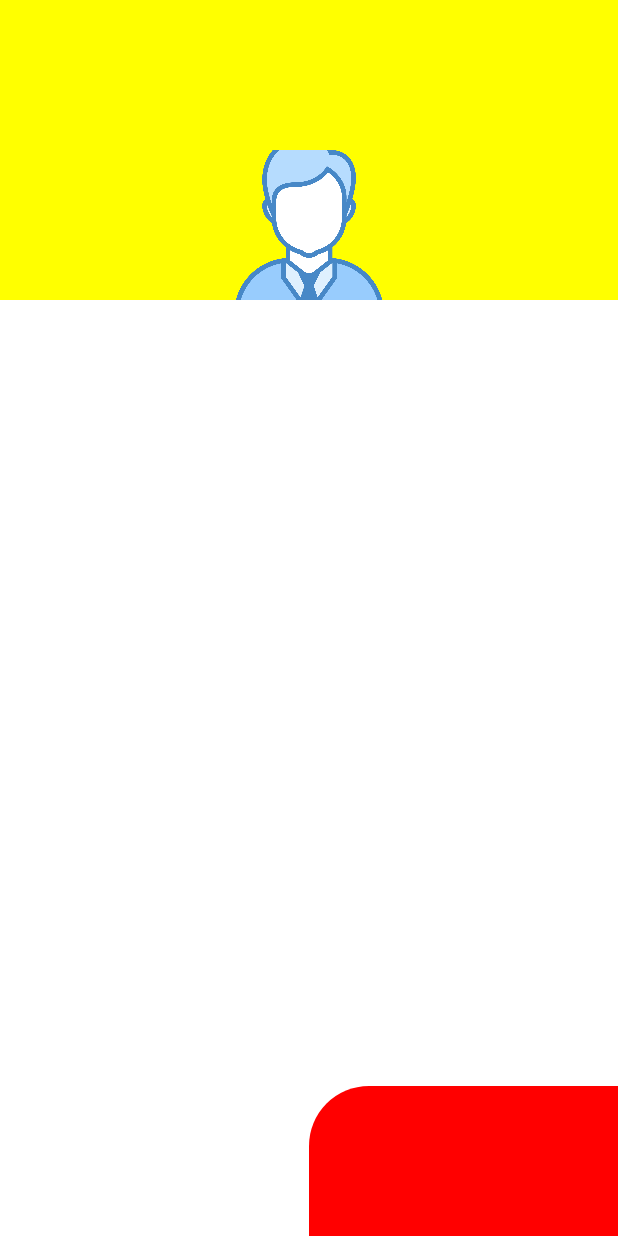
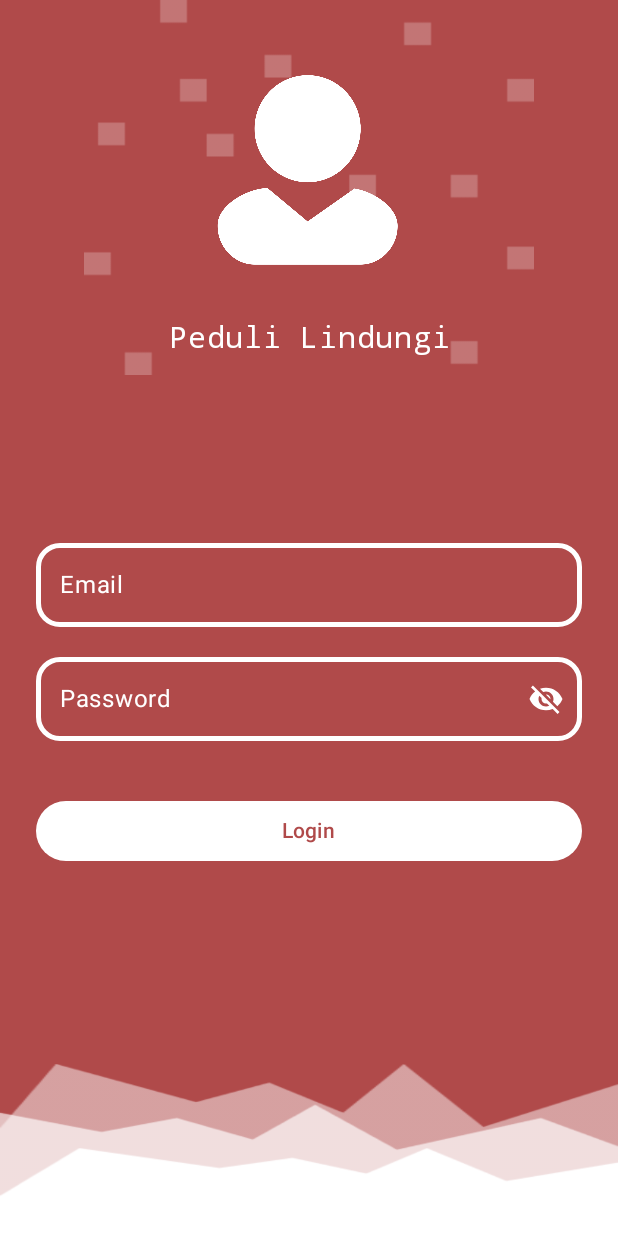
Before and after one commit to ahmadfaqih796/kotlin-mobile, an Android app built with Jetpack Compose: the composable LoginScreenV2 shown on its own in the app's theme, on a phone screen of 412 x 824 dp. Run offline under Robolectric (Android 15) with nearby library versions, the phone set to English and light mode, and no system bars.

Commit message:
Screen Login V2

```diff
--- a/app/src/main/java/com/project/latihan/ui/components/button/CustomButton.kt
+++ b/app/src/main/java/com/project/latihan/ui/components/button/CustomButton.kt
@@ -1,9 +1,11 @@
 package com.project.latihan.ui.components.button
 
+import androidx.compose.foundation.background
 import androidx.compose.foundation.layout.Arrangement
 import androidx.compose.foundation.layout.Row
 import androidx.compose.foundation.layout.Spacer
 import androidx.compose.foundation.layout.fillMaxWidth
+import androidx.compose.foundation.layout.padding
 import androidx.compose.foundation.layout.width
 import androidx.compose.material3.Button
 import androidx.compose.material3.ButtonColors
@@ -12,24 +14,32 @@ import androidx.compose.material3.Text
 import androidx.compose.runtime.Composable
 import androidx.compose.ui.Alignment
 import androidx.compose.ui.Modifier
+import androidx.compose.ui.graphics.Color
 import androidx.compose.ui.unit.dp
 
 @Composable
-fun CustomButton (
+fun CustomButton(
     label: String,
     onClick: () -> Unit,
     modifier: Modifier = Modifier,
     enabled: Boolean = true,
     colors: ButtonColors = ButtonDefaults.buttonColors(),
+    contentColor: Color = Color.White, // Parameter to customize text color
+    backgroundColor: Color = Color.Red, // Parameter to customize background color
     icon: @Composable (() -> Unit)? = null
 ) {
     Button(
         onClick = onClick,
-        modifier = modifier.fillMaxWidth(),
+        modifier = modifier
+            .fillMaxWidth()
+            .padding(0.dp, 20.dp),
         enabled = enabled,
-        colors = colors
+        colors = ButtonDefaults.buttonColors(
+            contentColor = contentColor,
+            containerColor = backgroundColor,
+        )
     ) {
-        if(icon != null) {
+        if (icon != null) {
             Row(
                 verticalAlignment = Alignment.CenterVertically,
                 horizontalArrangement = Arrangement.Center
--- a/app/src/main/java/com/project/latihan/ui/components/form/PasswordFieldV2.kt
+++ b/app/src/main/java/com/project/latihan/ui/components/form/PasswordFieldV2.kt
@@ -1,6 +1,8 @@
 package com.project.latihan.ui.components.form
 
+import androidx.compose.foundation.border
 import androidx.compose.foundation.layout.*
+import androidx.compose.foundation.shape.RoundedCornerShape
 import androidx.compose.foundation.text.KeyboardActions
 import androidx.compose.foundation.text.KeyboardOptions
 import androidx.compose.material3.*
@@ -29,7 +31,9 @@ fun PasswordFieldV2(
     var passwordVisible by remember { mutableStateOf(false) }
 
     Box(
-        modifier = modifier.fillMaxWidth()
+        modifier = modifier
+            .fillMaxWidth()
+            .border(3.dp, Color.White, RoundedCornerShape(16.dp))
     ) {
         TextField(
             value = value,
@@ -37,16 +41,21 @@ fun PasswordFieldV2(
             label = { Text(label) },
             visualTransformation = if (passwordVisible) VisualTransformation.None else PasswordVisualTransformation(),
             modifier = if (focusRequester != null) {
-                modifier.fillMaxWidth().focusRequester(focusRequester)
+                modifier
+                    .fillMaxWidth()
+                    .focusRequester(focusRequester)
             } else {
                 modifier.fillMaxWidth()
             },
             singleLine = true,
             trailingIcon = {
-                IconButton(onClick = { passwordVisible = !passwordVisible }) {
+                IconButton(
+                    onClick = { passwordVisible = !passwordVisible }
+                ) {
                     Icon(
                         imageVector = if (passwordVisible) Icons.Filled.Visibility else Icons.Filled.VisibilityOff,
-                        contentDescription = if (passwordVisible) "Hide password" else "Show password"
+                        contentDescription = if (passwordVisible) "Hide password" else "Show password",
+                        tint = Color.White
                     )
                 }
             },
@@ -60,7 +69,16 @@ fun PasswordFieldV2(
             ),
             colors = TextFieldDefaults.colors(
                 focusedContainerColor = Color.Transparent,
-                unfocusedContainerColor = Color.Transparent
+                unfocusedContainerColor = Color.Transparent,
+                focusedLabelColor = Color.White,
+                unfocusedLabelColor = Color.White,
+                focusedTextColor = Color.White,
+                unfocusedTextColor = Color.White,
+                // underline color
+                focusedIndicatorColor = Color.Transparent,
+                unfocusedIndicatorColor = Color.Transparent,
+                // color kedap kedip cursor
+                cursorColor = Color.White
             ),
         )
     }
--- a/app/src/main/java/com/project/latihan/ui/components/form/TextFieldV2.kt
+++ b/app/src/main/java/com/project/latihan/ui/components/form/TextFieldV2.kt
@@ -1,9 +1,12 @@
 package com.project.latihan.ui.components.form
 
 import androidx.compose.foundation.background
+import androidx.compose.foundation.border
+import androidx.compose.foundation.layout.Box
 import androidx.compose.foundation.layout.Spacer
 import androidx.compose.foundation.layout.fillMaxWidth
 import androidx.compose.foundation.layout.height
+import androidx.compose.foundation.shape.RoundedCornerShape
 import androidx.compose.foundation.text.KeyboardActions
 import androidx.compose.foundation.text.KeyboardOptions
 import androidx.compose.material3.*
@@ -33,6 +36,11 @@ fun TextFieldV2(
     focusRequester: FocusRequester? = null,
     onDone: (() -> Unit)? = null,
 ) {
+    Box(
+        modifier = modifier
+            .fillMaxWidth()
+            .border(3.dp, Color.White, RoundedCornerShape(16.dp))
+    ) {
         TextField(
             value = value,
             onValueChange = onValueChange,
@@ -40,9 +48,13 @@ fun TextFieldV2(
             singleLine = singleLine,
             visualTransformation = visualTransformation,
             modifier = if (focusRequester != null) {
-            modifier.fillMaxWidth().focusRequester(focusRequester).background(Color.Transparent)
+                modifier
+                    .fillMaxWidth()
+                    .focusRequester(focusRequester)
             } else {
-            modifier.fillMaxWidth()
+                modifier
+                    .fillMaxWidth()
+
             },
             keyboardOptions = KeyboardOptions.Default.copy(
                 imeAction = ImeAction.Done
@@ -56,12 +68,22 @@ fun TextFieldV2(
             placeholder = placeholder,
             leadingIcon = leadingIcon,
             trailingIcon = trailingIcon,
-//        colors = colors,
+            // colors = colors,
             colors = TextFieldDefaults.colors(
                 focusedContainerColor = Color.Transparent,
-            unfocusedContainerColor = Color.Transparent
+                unfocusedContainerColor = Color.Transparent,
+                focusedLabelColor = Color.White,
+                unfocusedLabelColor = Color.White,
+                focusedTextColor = Color.White,
+                unfocusedTextColor = Color.White,
+                // underline color
+                focusedIndicatorColor = Color.Transparent,
+                unfocusedIndicatorColor = Color.Transparent,
+                // color kedap kedip cursor
+                cursorColor = Color.White
             ),
+        )
+    }
 
-    )
     Spacer(modifier = Modifier.height(Spacing))
 }
--- a/app/src/main/java/com/project/latihan/ui/screen/auth/LoginScreen.kt
+++ b/app/src/main/java/com/project/latihan/ui/screen/auth/LoginScreen.kt
@@ -32,7 +32,6 @@ fun LoginScreen(
 ) {
     var email by remember { mutableStateOf("") }
     var password by remember { mutableStateOf("") }
-    val focusManager = LocalFocusManager.current
 
     val focusRequesters = List(2) { FocusRequester() }
     val keyboardController = LocalSoftwareKeyboardController.current
--- a/app/src/main/java/com/project/latihan/ui/screen/auth/LoginScreenV2.kt
+++ b/app/src/main/java/com/project/latihan/ui/screen/auth/LoginScreenV2.kt
@@ -1,74 +1,142 @@
 package com.project.latihan.ui.screen.auth
 
-import androidx.compose.foundation.Canvas
 import androidx.compose.foundation.Image
 import androidx.compose.foundation.background
 import androidx.compose.foundation.layout.*
-import androidx.compose.foundation.shape.CircleShape
-import androidx.compose.material3.MaterialTheme
+import androidx.compose.material3.Text
 import androidx.compose.runtime.Composable
+import androidx.compose.runtime.getValue
+import androidx.compose.runtime.mutableStateOf
+import androidx.compose.runtime.remember
+import androidx.compose.runtime.setValue
 import androidx.compose.ui.Alignment
 import androidx.compose.ui.Modifier
-import androidx.compose.ui.geometry.CornerRadius
+import androidx.compose.ui.focus.FocusRequester
 import androidx.compose.ui.graphics.Color
 import androidx.compose.ui.layout.ContentScale
+import androidx.compose.ui.platform.LocalSoftwareKeyboardController
 import androidx.compose.ui.res.painterResource
-import androidx.compose.ui.tooling.preview.Preview
+import androidx.compose.ui.text.font.FontFamily
+import androidx.compose.ui.text.style.TextAlign
 import androidx.compose.ui.unit.dp
+import androidx.compose.ui.unit.sp
 import com.project.latihan.R
+import com.project.latihan.ui.components.button.CustomButton
+import com.project.latihan.ui.components.form.PasswordFieldV2
+import com.project.latihan.ui.components.form.TextFieldV2
 
 @Composable
-fun LoginScreenV2() {
+fun LoginScreenV2(
+    onLoginClicked: (email: String, password: String) -> Unit
+) {
+
+    var email by remember { mutableStateOf("") }
+    var password by remember { mutableStateOf("") }
+
+    val focusRequesters = List(2) { FocusRequester() }
+    val keyboardController = LocalSoftwareKeyboardController.current
+    fun requestNextFocus(currentIndex: Int) {
+        if (currentIndex < focusRequesters.size - 1) {
+            focusRequesters[currentIndex + 1].requestFocus()
+        } else {
+            keyboardController?.hide()
+        }
+    }
+
     Box(
         modifier = Modifier
-            .fillMaxSize()
-            .background(Color.White)
+            .height(250.dp)
+            .fillMaxWidth()
     ) {
-        // Yellow background for the top part
-        Box(
+        Image(
+            painter = painterResource(id = R.drawable.dots),
+            contentDescription = null,
             modifier = Modifier
+                .fillMaxSize()
+                .background(Color(0xFFB04A4A))
+        )
+    }
+    Column(
+        modifier = Modifier
+            .fillMaxSize(),
+        verticalArrangement = Arrangement.Center
+    ) {
+        Column(
+            modifier = Modifier
+//                .weight(0.35f)
+                .height(250.dp)
+                .fillMaxWidth(),
+            verticalArrangement = Arrangement.Center,
+        ) {
+            Image(
+                painter = painterResource(id = R.drawable.user_icon),
+                contentDescription = null,
+                modifier = Modifier
+                    .width(200.dp)
+                    .align(alignment = Alignment.CenterHorizontally)
+            )
+//            Spacer(modifier = Modifier.height(10.dp))
+            Text(
+                text = "Peduli Lindungi",
+                modifier = Modifier
+                    .fillMaxWidth(),
+                textAlign = TextAlign.Center,
+                fontSize = 20.sp,
+                color = Color.White,
+                fontFamily = FontFamily.Monospace
+            )
+        }
+        Column(
+            modifier = Modifier
+//                .weight(0.65f)
                 .fillMaxWidth()
-                .height(200.dp)
-                .background(Color.Yellow)
-        )
-
-        // Semi-circle shape
-        Box(
-            modifier = Modifier
-                .fillMaxWidth()
-                .height(200.dp)
-                .align(Alignment.BottomCenter),
-            contentAlignment = Alignment.TopCenter
+                .fillMaxHeight()
+                .background(Color(0xFFB04A4A)),
+            verticalArrangement = Arrangement.SpaceBetween
         ) {
-            Canvas(modifier = Modifier.fillMaxSize()) {
-                drawRoundRect(
-                    color = Color.Red,
-                    topLeft = center.copy(x = size.width / 2, y = size.height / 2),
-                    size = size.copy(width = size.width, height = size.height),
-                    cornerRadius = CornerRadius(60f, 60f)
+            Column(
+                modifier = Modifier
+                    .weight(0.8f)
+                    .fillMaxWidth()
+                    .padding(24.dp, 0.dp),
+                verticalArrangement = Arrangement.Center
+            ) {
+                TextFieldV2(
+                    value = email,
+                    onValueChange = { email = it },
+                    label = "Email",
+                    focusRequester = focusRequesters[0],
+                    onDone = { requestNextFocus(0) }
+                )
+                PasswordFieldV2(
+                    value = password,
+                    onValueChange = { password = it },
+                    focusRequester = focusRequesters[1],
+                    onDone = { keyboardController?.hide() }
+                )
+                CustomButton(
+                    label = "Login",
+                    backgroundColor = Color.White,
+                    contentColor = Color(0xFFB04A4A),
+                    onClick = {
+                        onLoginClicked(email, password)
+                    })
+            }
+            Column(
+                modifier = Modifier
+                    .weight(0.2f)
+                    .fillMaxWidth(),
+                verticalArrangement = Arrangement.SpaceBetween
+            ) {
+                Image(
+                    painter = painterResource(id = R.drawable.footer),
+                    contentDescription = null,
+                    modifier = Modifier
+                        .fillMaxSize(),
+                    contentScale = ContentScale.FillBounds
                 )
             }
         }
+    }
 
-        // Place the Image
-        Image(
-            painter = painterResource(id = R.drawable.user), // Replace with your image resource
-            contentDescription = null,
-            modifier = Modifier
-                .size(100.dp)
-                .align(Alignment.TopCenter)
-                .offset(y = 100.dp),
-            contentScale = ContentScale.Crop
-        )
-
-        // Other UI elements like TextFields and Buttons go here
-        // Example:
-        Column(
-            modifier = Modifier
-                .align(Alignment.BottomCenter)
-                .padding(bottom = 50.dp)
-        ) {
-            // Text fields and buttons would go here
-        }
-    }
 }
--- a/app/src/main/java/com/project/latihan/view/auth/LoginActivity.kt
+++ b/app/src/main/java/com/project/latihan/view/auth/LoginActivity.kt
@@ -10,6 +10,7 @@ import com.project.latihan.controller.AuthController
 import com.project.latihan.model.datastore.UserPreferencesDataStore
 import com.project.latihan.ui.layout.SimpleLayout
 import com.project.latihan.ui.screen.auth.LoginScreen
+import com.project.latihan.ui.screen.auth.LoginScreenV2
 import kotlinx.coroutines.CoroutineScope
 import kotlinx.coroutines.Dispatchers
 import kotlinx.coroutines.launch
@@ -27,7 +28,12 @@ class LoginActivity : ComponentActivity() {
 
         setContent {
             SimpleLayout {
-                LoginScreen(
+//                LoginScreen(
+//                    onLoginClicked = { email, password ->
+//                        performLogin(email, password)
+//                    }
+//                )
+                LoginScreenV2(
                     onLoginClicked = { email, password ->
                         performLogin(email, password)
                     }
```
Also changed, not shown: app/src/main/res/drawable/dots.png (added), app/src/main/res/drawable/footer.png (added), app/src/main/res/drawable/user_icon.png (added). Lines whose indentation alone changed are shown as unchanged.
